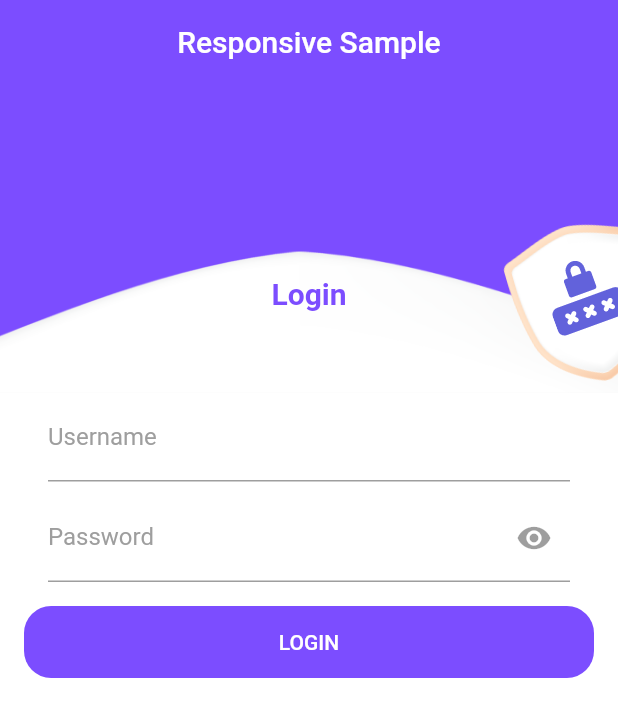
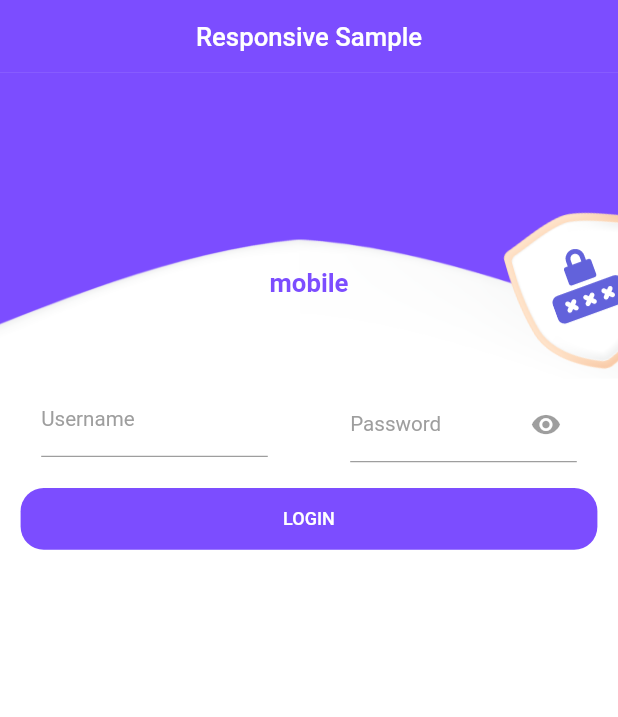
Before and after one commit to mahmoudsfares/responsive_layout_sample, a Flutter app: the screen it shows after launch, on a phone screen of 412 x 824 dp. Shown: the top 717 px of the screen. Run offline on Flutter 3.47's test engine with Material 2 defaults, Android fonts, the phone set to English and light mode, and no system bars; our stand-ins replace responsive_framework.

Commit message:
Modify login screen and background separator to respond to breakpoints

```diff
--- a/lib/login/fragments/background_separator.dart
+++ b/lib/login/fragments/background_separator.dart
@@ -1,7 +1,7 @@
 import 'package:flutter/material.dart';
+import 'package:responsive_framework/responsive_framework.dart';
 
 class BackgroundSeparator extends StatelessWidget {
-
   String separator;
 
   BackgroundSeparator({required this.separator, Key? key}) : super(key: key);
@@ -9,7 +9,10 @@
   @override
   Widget build(BuildContext context) {
     return SizedBox(
-      height: MediaQuery.of(context).size.height / 4,
+      height: MediaQuery.of(context).size.height /
+          ResponsiveValue(context, defaultValue: 4, valueWhen: [
+            const Condition.largerThan(name: MOBILE, value: 3),
+          ]).value!,
       child: Stack(
         children: [
           Container(
@@ -19,18 +22,33 @@
           ),
           Align(
               alignment: Alignment.bottomCenter,
-              child: Image.asset(separator, width: MediaQuery.of(context).size.width, fit: BoxFit.fitWidth,)),
-          const Align(
-            alignment: Alignment(0, 0.4),
+              child: Image.asset(
+                separator,
+                width: MediaQuery.of(context).size.width,
+                fit: BoxFit.fitWidth,
+              )),
+          Align(
+            alignment: const Alignment(0, 0.4),
             child: Text(
-              'Login',
-              style: TextStyle(
-                fontSize: 20,
-                color: Colors.deepPurpleAccent,
-                fontWeight: FontWeight.bold
-              ),
+              ResponsiveValue(context, defaultValue: 'desktop', valueWhen: [
+                const Condition.equals(name: MOBILE, value: 'mobile'),
+                const Condition.equals(name: TABLET, value: 'tablet')
+              ]).value!,
+              style: const TextStyle(
+                  fontSize: 20,
+                  color: Colors.deepPurpleAccent,
+                  fontWeight: FontWeight.bold),
             ),
           ),
+          Align(
+            alignment: Alignment.bottomCenter,
+            child: Container(
+              color: Colors.white,
+              height: (ResponsiveValue(context, defaultValue: 2, valueWhen: [
+                const Condition.equals(name: DESKTOP, value: 0.5)
+              ]).value!).toDouble(),
+            ),
+          )
         ],
       ),
     );
--- a/lib/login/login_screen.dart
+++ b/lib/login/login_screen.dart
@@ -2,12 +2,11 @@
 import 'package:responsive_layout_sample/login/fragments/background_separator.dart';
 import 'package:responsive_layout_sample/login/fragments/my_app_bar.dart';
 import 'package:responsive_layout_sample/login/fragments/submit_button.dart';
+import 'package:responsive_framework/responsive_framework.dart';
 
 class LoginScreen extends StatelessWidget {
-
   @override
   Widget build(BuildContext context) {
-
     return Scaffold(
       appBar: const MyAppBar(),
       body: Column(
@@ -20,7 +19,14 @@
                 child: SingleChildScrollView(
                   child: Column(
                     children: [
-                        Padding(
+                      ResponsiveRowColumn(
+                        layout: ResponsiveWrapper.of(context).equals(MOBILE)
+                            ? ResponsiveRowColumnType.COLUMN
+                            : ResponsiveRowColumnType.ROW,
+                        children : [
+                          ResponsiveRowColumnItem(
+                            rowFlex: 1,
+                            child: Padding(
                               padding: const EdgeInsets.fromLTRB(32, 0, 32, 8),
                               child: TextFormField(
                                 cursorColor: Colors.deepPurpleAccent,
@@ -34,7 +40,10 @@
                                 ),
                               ),
                             ),
-                        Padding(
+                          ),
+                            ResponsiveRowColumnItem(
+                              rowFlex: 1,
+                              child: Padding(
                                 padding: const EdgeInsets.fromLTRB(32, 0, 32, 0),
                                 child: TextFormField(
                                   cursorColor: Colors.deepPurpleAccent,
@@ -46,20 +55,21 @@
                                     labelText: 'Password',
                                     labelStyle: TextStyle(color: Colors.grey),
                                     suffixIcon: IconButton(
-                                icon: Icon(
-                                    Icons.visibility
-                                ),
-                                color: Colors.grey, onPressed: null,
+                                      icon: Icon(Icons.visibility),
+                                      color: Colors.grey,
+                                      onPressed: null,
                                     ),
                                   ),
                                 ),
+                              ),
+                            ),
+                        ]
                       ),
                       const SubmitButton('LOGIN'),
                     ],
                   ),
                 ),
               ),
-
             ),
           ),
         ],
--- a/lib/main.dart
+++ b/lib/main.dart
@@ -1,5 +1,6 @@
 import 'package:flutter/material.dart';
 import 'package:responsive_layout_sample/login/login_screen.dart';
+import 'package:responsive_framework/responsive_framework.dart';
 
 void main() {
   runApp(const MyApp());
@@ -11,6 +12,17 @@
   @override
   Widget build(BuildContext context) {
     return MaterialApp(
+      builder: (context, child) => ResponsiveWrapper.builder(
+          BouncingScrollWrapper.builder(context, child!),
+          maxWidth: 1200,
+          minWidth: 480,
+          defaultScale: true,
+          breakpoints: [
+            const ResponsiveBreakpoint.resize(480, name: MOBILE),
+            const ResponsiveBreakpoint.autoScale(800, name: TABLET),
+            const ResponsiveBreakpoint.resize(1000, name: DESKTOP),
+          ],
+      ),
       home: LoginScreen(),
     );
   }
--- a/pubspec.yaml
+++ b/pubspec.yaml
@@ -19,6 +19,7 @@
   flutter_test:
     sdk: flutter
   flutter_lints: ^2.0.0
+  responsive_framework: ^0.2.0
 
 flutter:
   uses-material-design: true
```
Also changed, not shown: pubspec.lock. Lines whose indentation alone changed are shown as unchanged.
